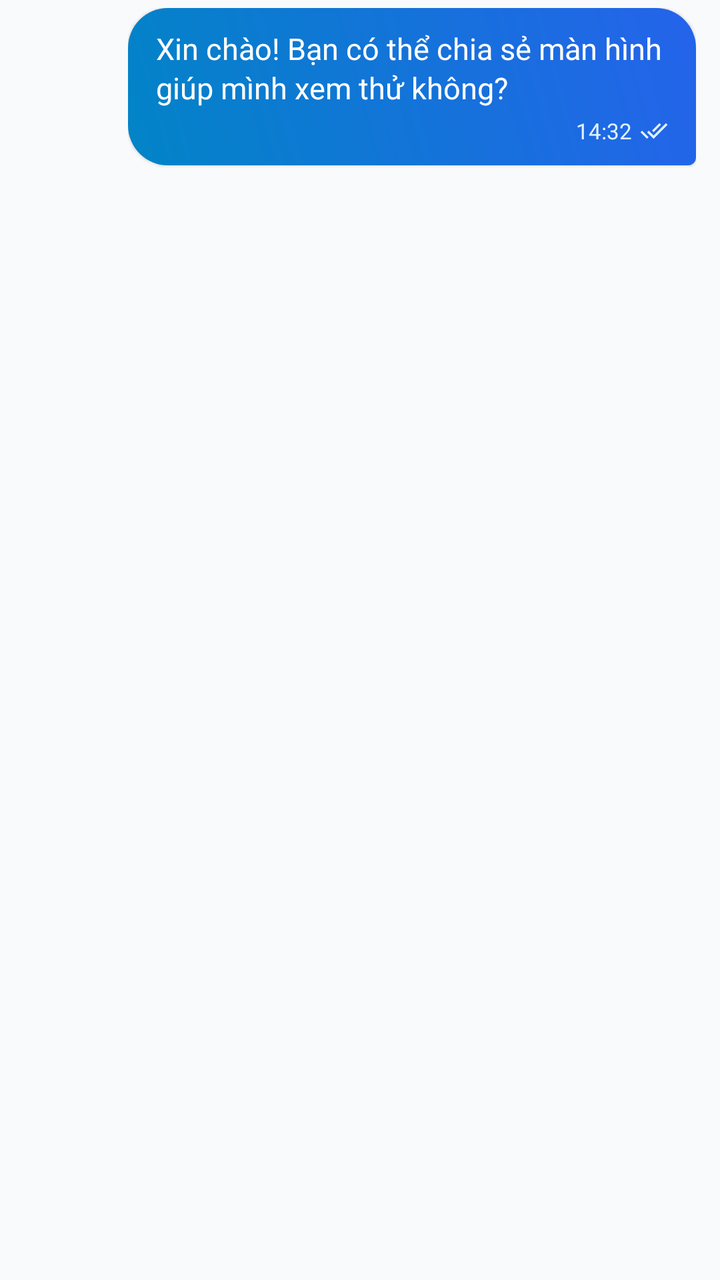
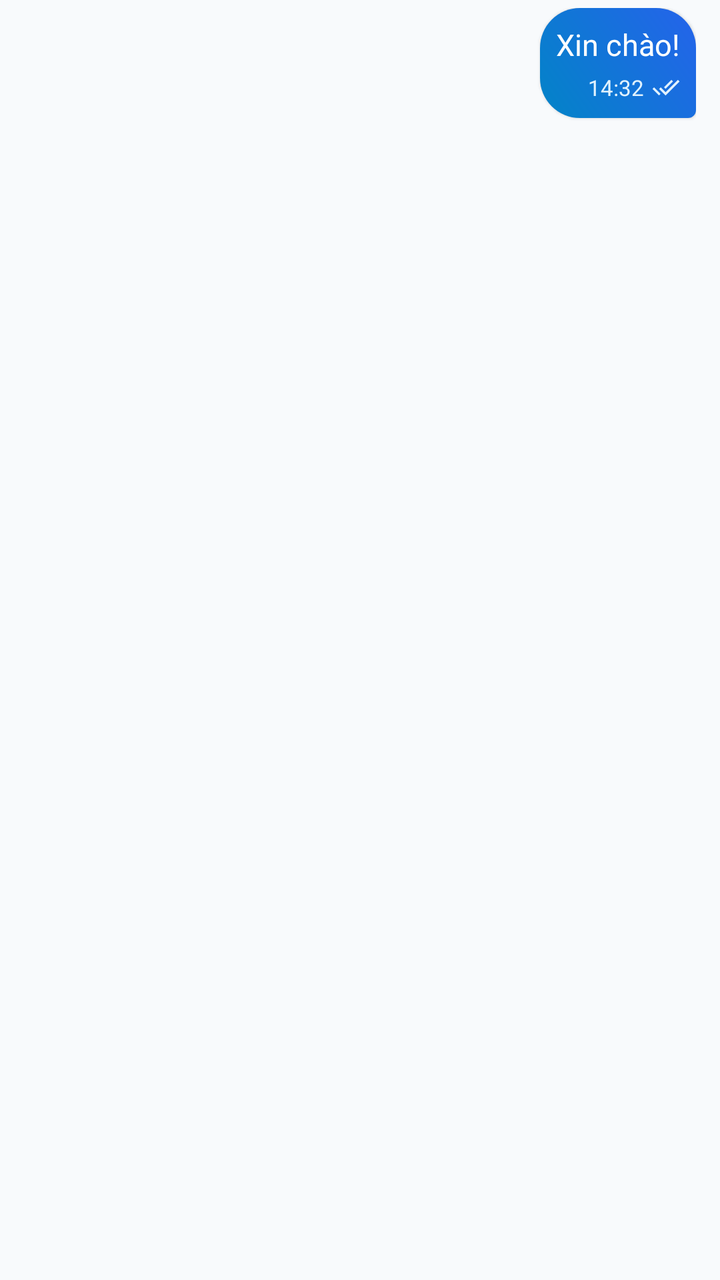

Before-and-after screenshots of an Android layout around one commit, followed by the original layout XML and the change that was made.
<!-- AndroidManifest.xml: application theme AppTheme -->
<!-- res/layout/item_message_me.xml -->
<?xml version="1.0" encoding="utf-8"?>
<LinearLayout xmlns:android="http://schemas.android.com/apk/res/android"
    xmlns:app="http://schemas.android.com/apk/res-auto"
    android:layout_width="match_parent"
    android:layout_height="wrap_content"
    android:orientation="vertical"
    android:gravity="end"
    android:paddingVertical="4dp"
    android:paddingStart="64dp"
    android:paddingEnd="12dp">

    <LinearLayout
        android:layout_width="wrap_content"
        android:layout_height="wrap_content"
        android:orientation="vertical"
        android:background="@drawable/bg_message_me"
        android:elevation="1dp">

        <TextView
            android:id="@+id/tvMessageTextMe"
            android:layout_width="wrap_content"
            android:layout_height="wrap_content"
            android:text="Xin chào! Bạn có thể chia sẻ màn hình giúp mình xem thử không?"
            android:textColor="@color/white"
            android:textSize="15sp"
            android:lineSpacingExtra="2dp" />

        <LinearLayout
            android:layout_width="wrap_content"
            android:layout_height="wrap_content"
            android:layout_gravity="end"
            android:gravity="center_vertical"
            android:orientation="horizontal"
            android:layout_marginTop="4dp">

            <TextView
                android:id="@+id/tvMessageTimeMe"
                android:layout_width="wrap_content"
                android:layout_height="wrap_content"
                android:text="14:32"
                android:textColor="#E0F2FE"
                android:textSize="11sp" />

            <ImageView
                android:layout_width="14dp"
                android:layout_height="14dp"
                android:layout_marginStart="4dp"
                android:src="@drawable/ic_check_double"
                app:tint="#E0F2FE" />
        </LinearLayout>
    </LinearLayout>

</LinearLayout>
<!-- resources referenced by this layout -->
<resources>
  <color name="white">#FFFFFF</color>
  <!-- drawable bg_message_me (drawable) -->
  <?xml version="1.0" encoding="utf-8"?>
  <shape xmlns:android="http://schemas.android.com/apk/res/android">
      <gradient
          android:startColor="#0284C7"
          android:endColor="#2563EB"
          android:angle="45" />
      <corners
          android:topLeftRadius="20dp"
          android:topRightRadius="20dp"
          android:bottomLeftRadius="20dp"
          android:bottomRightRadius="4dp" />
      <padding
          android:left="14dp"
          android:top="10dp"
          android:right="14dp"
          android:bottom="10dp" />
  </shape>
  <!-- drawable ic_check_double (drawable) -->
  <vector xmlns:android="http://schemas.android.com/apk/res/android"
      android:width="20dp"
      android:height="20dp"
      android:viewportWidth="24"
      android:viewportHeight="24">
      <path
          android:fillColor="#38BDF8"
          android:pathData="M18,7l-1.41,-1.41 -6.34,6.34 1.41,1.41L18,7zm4.24,-1.41L11.66,16.17 7.48,12l-1.41,1.41L11.66,19l12,-12 -1.42,-1.41zM0.41,13.41L6,19l1.41,-1.41L1.83,12 0.41,13.41z"/>
  </vector>
  <style name="AppTheme" parent="Theme.MaterialComponents.DayNight.NoActionBar">
          <item name="colorPrimary">@color/colorPrimary</item>
          <item name="colorPrimaryVariant">@color/colorPrimaryDark</item>
          <item name="colorOnPrimary">@color/white</item>
          <item name="colorSecondary">@color/colorAccent</item>
          <item name="android:statusBarColor">@color/bg_dark</item>
          <item name="android:windowBackground">@color/bg_root</item>
          <item name="android:navigationBarColor">@color/bg_dark</item>
          <item name="android:windowLightStatusBar">true</item>
      </style>
  <color name="colorPrimary">#0284C7</color>
  <color name="colorPrimaryDark">#0369A1</color>
  <color name="colorAccent">#06B6D4</color>
  <color name="bg_dark">#FFFFFF</color>
  <color name="bg_root">#F8FAFC</color>
</resources>

<!-- the commit's change to res/layout/item_message_me.xml (unified diff, before → after) -->
@@ -14,13 +14,32 @@
         android:layout_height="wrap_content"
         android:orientation="vertical"
         android:background="@drawable/bg_message_me"
-        android:elevation="1dp">
+        android:elevation="1dp"
+        android:padding="8dp">
+
+        
+        <androidx.cardview.widget.CardView
+            android:id="@+id/cardMessageImageMe"
+            android:layout_width="230dp"
+            android:layout_height="200dp"
+            app:cardCornerRadius="12dp"
+            app:cardElevation="0dp"
+            android:visibility="gone"
+            android:layout_marginBottom="6dp">
+
+            <ImageView
+                android:id="@+id/ivMessageImageMe"
+                android:layout_width="match_parent"
+                android:layout_height="match_parent"
+                android:scaleType="centerCrop"
+                android:contentDescription="Hình ảnh đính kèm" />
+        </androidx.cardview.widget.CardView>
 
         <TextView
             android:id="@+id/tvMessageTextMe"
             android:layout_width="wrap_content"
             android:layout_height="wrap_content"
-            android:text="Xin chào! Bạn có thể chia sẻ màn hình giúp mình xem thử không?"
+            android:text="Xin chào!"
             android:textColor="@color/white"
             android:textSize="15sp"
             android:lineSpacingExtra="2dp" />
